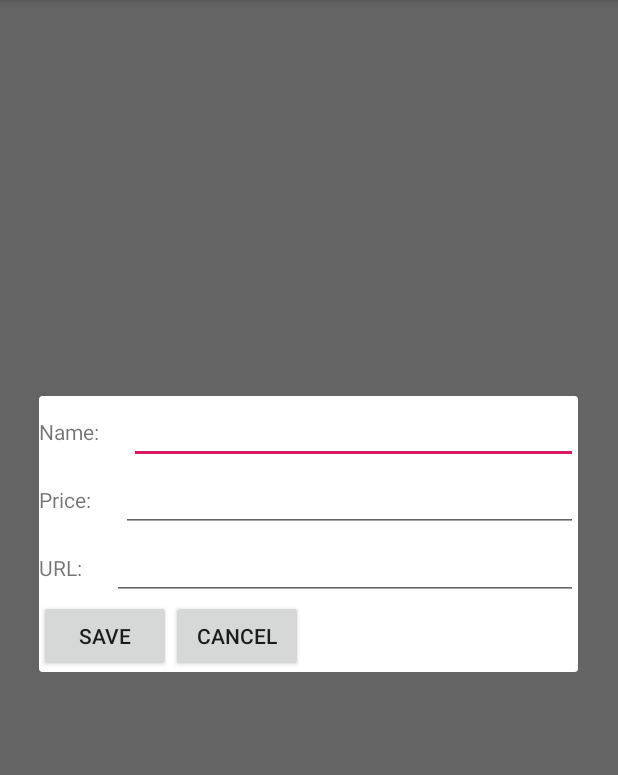
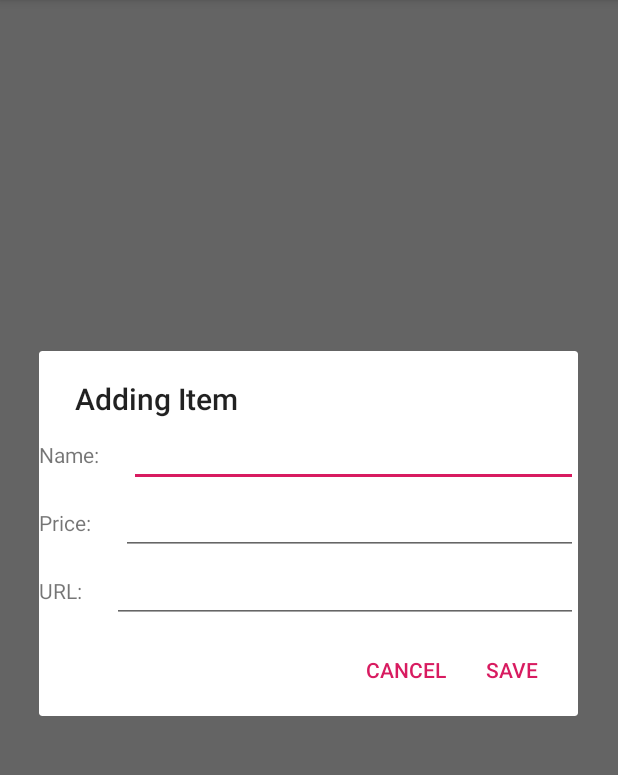
Before and after one commit to theLife10/MyPriceWatcher, an Android app: the screen it shows after launch (MainActivity), after a tap on "ADD", on a phone screen of 412 x 824 dp, the part 84-859 px from its top. Run offline under Robolectric (Android 15) with nearby library versions, the phone set to English and light mode, and no system bars.

Commit message:
finished dialog box. Just need to fix the percentage number.

```diff
--- a/app/src/main/java/cs4330/cs/utep/edu/MainActivity.java
+++ b/app/src/main/java/cs4330/cs/utep/edu/MainActivity.java
@@ -1,6 +1,5 @@
 package cs4330.cs.utep.edu;
-
-
+import android.content.DialogInterface;
 import android.content.Intent;
 import android.support.v7.app.AlertDialog;
 import android.support.v7.app.AppCompatActivity;
@@ -8,11 +7,9 @@ import android.os.Bundle;
 import android.view.Menu;
 import android.view.MenuItem;
 import android.view.View;
-import android.widget.AdapterView;
 import android.widget.Button;
 import android.widget.EditText;
 import android.widget.ListView;
-import android.widget.TextView;
 import android.widget.Toast;
 
 import java.util.ArrayList;
@@ -21,9 +18,10 @@ import java.util.List;
 public class MainActivity extends AppCompatActivity {
     private ListView listview;
     ItemAdapter adapter;
-    TextView linkPassed;
     EditText diaName,diaPrice,diaUrl;
+    Button diaSave,diaCancel;
     String url;
+    Item product;
     List<Item> items = new ArrayList<>();
 
 
@@ -48,8 +46,6 @@ public class MainActivity extends AppCompatActivity {
 
             if(id == R.id.add){
                 addDialog();
-                //items.add(new Item());
-                //adapter.notifyDataSetChanged();
                 return true;
             }
             if(id == R.id.update){
@@ -63,29 +59,49 @@ public class MainActivity extends AppCompatActivity {
 
     }
 
-    private void passLine() {
+    private String passLine() {
         //checking if link passed
         String action = getIntent().getAction();
         String type = getIntent().getType();
         if (Intent.ACTION_SEND.equalsIgnoreCase(action) && type != null && ("text/plain".equals(type))) {
             url = getIntent().getStringExtra(Intent.EXTRA_TEXT);
             //send to dialog
-            linkPassed.setText(url);
         }
+        return url;
 
     }
     private void addDialog(){
         AlertDialog.Builder mBuilder = new AlertDialog.Builder(MainActivity.this);
         View mView = getLayoutInflater().inflate(R.layout.layout_dialog,null);
 
+        mBuilder.setTitle("Adding Item");
+
+        //inputs
         diaName = (EditText) mView.findViewById(R.id.diaItemName);
         diaPrice =(EditText) mView.findViewById(R.id.diaStartingPrice);
         diaUrl = (EditText) mView.findViewById(R.id.diaUrl);
 
-
+        mBuilder.setCancelable(false)
+                .setPositiveButton("Save", new DialogInterface.OnClickListener() {
+                    @Override
+                    public void onClick(DialogInterface dialog, int which) {
+                        String name = diaName.getText().toString();
+                        String startPrice = diaPrice.getText().toString();
+                        float dstartprice = Float.parseFloat(startPrice);
+                        String url = diaUrl.getText().toString();
+                        items.add(new Item(name,dstartprice,url));
+                        adapter.notifyDataSetChanged();
+                    }
+                }).setNegativeButton("Cancel", new DialogInterface.OnClickListener() {
+            @Override
+            public void onClick(DialogInterface dialog, int which) {
+                dialog.cancel();
+            }
+        });
 
         mBuilder.setView(mView);
         AlertDialog dialog = mBuilder.create();
         dialog.show();
+
     }
 }
--- a/app/src/main/java/cs4330/cs/utep/edu/PriceFinder.java
+++ b/app/src/main/java/cs4330/cs/utep/edu/PriceFinder.java
@@ -5,9 +5,9 @@ import java.util.Random;
 public class PriceFinder {
 
     public float findPrice(){
-        double price = 0.00;
+        float price = (float) 0.00;
         Random r = new Random();
-        price = (r.nextInt((int)((500-50)*10+1))+50*10) / 10.0;
+        price = (float) ((r.nextInt((int)((500-50)*10+1))+50*10) / 10.0);
 
         float floatingnumber = (float) price;
         return floatingnumber;
--- a/app/src/main/res/layout/layout_dialog.xml
+++ b/app/src/main/res/layout/layout_dialog.xml
@@ -67,25 +67,5 @@
 
     </LinearLayout>
 
-    <LinearLayout
-        android:layout_width="match_parent"
-        android:layout_height="wrap_content"
-        android:orientation="horizontal">
-
-        <Button
-            android:id="@+id/diaSave"
-            android:layout_width="wrap_content"
-            android:layout_height="wrap_content"
-            android:text="Save"/>
-
-        <Button
-            android:id="@+id/diaCancel"
-            android:layout_width="wrap_content"
-            android:layout_height="wrap_content"
-            android:text="Cancel"/>
-
-    </LinearLayout>
-
-
 
 </LinearLayout>
```
Also changed, not shown: app/src/main/java/cs4330/cs/utep/edu/Item.java (+9 -8 lines), app/src/main/java/cs4330/cs/utep/edu/ItemAdapter.java (+12 -10 lines), app/src/main/res/layout/listview_row.xml (+0 -24 lines), app/src/main/res/ic_launcher-web.png (renamed from app/src/main/ic_launcher-web.png).
